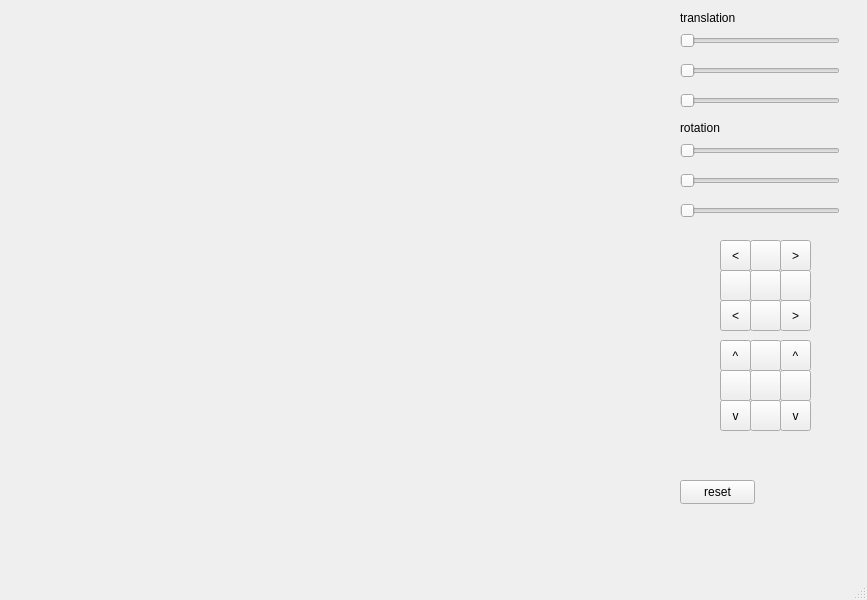
Before: the Qt Designer form mainwindow.ui in Kwidzynator/RubikCubeComputerGraphics, drawn with Qt 5.
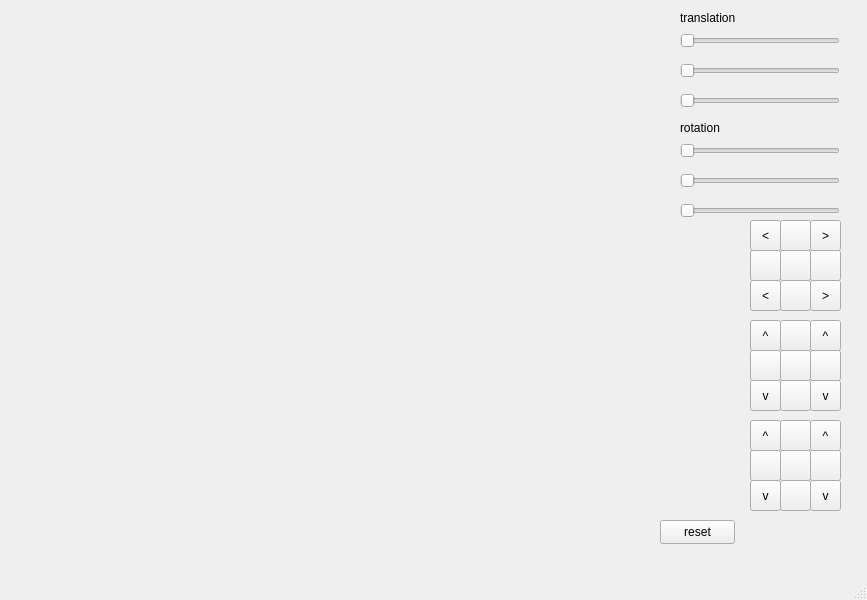
After: the same form once the commit is applied.

Diff of the .ui file:
```diff
--- a/mainwindow.ui
+++ b/mainwindow.ui
@@ -56,8 +56,8 @@
    <widget class="QPushButton" name="pushButton">
     <property name="geometry">
      <rect>
-      <x>680</x>
-      <y>480</y>
+      <x>660</x>
+      <y>520</y>
       <width>75</width>
       <height>24</height>
      </rect>
@@ -134,8 +134,8 @@
    <widget class="QToolButton" name="buttonTopRight">
     <property name="geometry">
      <rect>
-      <x>780</x>
-      <y>240</y>
+      <x>810</x>
+      <y>220</y>
       <width>31</width>
       <height>31</height>
      </rect>
@@ -147,8 +147,8 @@
    <widget class="QToolButton" name="buttonTopLeft">
     <property name="geometry">
      <rect>
-      <x>720</x>
-      <y>240</y>
+      <x>750</x>
+      <y>220</y>
       <width>31</width>
       <height>31</height>
      </rect>
@@ -160,8 +160,8 @@
    <widget class="QToolButton" name="toolButton_3">
     <property name="geometry">
      <rect>
-      <x>750</x>
-      <y>240</y>
+      <x>780</x>
+      <y>220</y>
       <width>31</width>
       <height>31</height>
      </rect>
@@ -173,8 +173,8 @@
    <widget class="QToolButton" name="toolButton_4">
     <property name="geometry">
      <rect>
-      <x>720</x>
-      <y>270</y>
+      <x>750</x>
+      <y>250</y>
       <width>31</width>
       <height>31</height>
      </rect>
@@ -186,8 +186,8 @@
    <widget class="QToolButton" name="toolButton_5">
     <property name="geometry">
      <rect>
-      <x>750</x>
-      <y>270</y>
+      <x>780</x>
+      <y>250</y>
       <width>31</width>
       <height>31</height>
      </rect>
@@ -199,8 +199,8 @@
    <widget class="QToolButton" name="toolButton_6">
     <property name="geometry">
      <rect>
-      <x>780</x>
-      <y>270</y>
+      <x>810</x>
+      <y>250</y>
       <width>31</width>
       <height>31</height>
      </rect>
@@ -212,8 +212,8 @@
    <widget class="QToolButton" name="buttonBottomLeft">
     <property name="geometry">
      <rect>
-      <x>720</x>
-      <y>300</y>
+      <x>750</x>
+      <y>280</y>
       <width>31</width>
       <height>31</height>
      </rect>
@@ -225,8 +225,8 @@
    <widget class="QToolButton" name="toolButton_8">
     <property name="geometry">
      <rect>
-      <x>750</x>
-      <y>300</y>
+      <x>780</x>
+      <y>280</y>
       <width>31</width>
       <height>31</height>
      </rect>
@@ -238,8 +238,8 @@
    <widget class="QToolButton" name="buttonBottomRight">
     <property name="geometry">
      <rect>
-      <x>780</x>
-      <y>300</y>
+      <x>810</x>
+      <y>280</y>
       <width>31</width>
       <height>31</height>
      </rect>
@@ -251,8 +251,8 @@
    <widget class="QToolButton" name="buttonLeftUp">
     <property name="geometry">
      <rect>
-      <x>720</x>
-      <y>340</y>
+      <x>750</x>
+      <y>320</y>
       <width>31</width>
       <height>31</height>
      </rect>
@@ -264,8 +264,8 @@
    <widget class="QToolButton" name="toolButton_11">
     <property name="geometry">
      <rect>
-      <x>750</x>
-      <y>340</y>
+      <x>780</x>
+      <y>320</y>
       <width>31</width>
       <height>31</height>
      </rect>
@@ -277,8 +277,8 @@
    <widget class="QToolButton" name="buttonRightUp">
     <property name="geometry">
      <rect>
-      <x>780</x>
-      <y>340</y>
+      <x>810</x>
+      <y>320</y>
       <width>31</width>
       <height>31</height>
      </rect>
@@ -290,8 +290,8 @@
    <widget class="QToolButton" name="toolButton_13">
     <property name="geometry">
      <rect>
-      <x>720</x>
-      <y>370</y>
+      <x>750</x>
+      <y>350</y>
       <width>31</width>
       <height>31</height>
      </rect>
@@ -303,8 +303,8 @@
    <widget class="QToolButton" name="toolButton_14">
     <property name="geometry">
      <rect>
-      <x>750</x>
-      <y>370</y>
+      <x>780</x>
+      <y>350</y>
       <width>31</width>
       <height>31</height>
      </rect>
@@ -316,8 +316,8 @@
    <widget class="QToolButton" name="toolButton_15">
     <property name="geometry">
      <rect>
-      <x>780</x>
-      <y>370</y>
+      <x>810</x>
+      <y>350</y>
       <width>31</width>
       <height>31</height>
      </rect>
@@ -329,8 +329,8 @@
    <widget class="QToolButton" name="buttonLeftDown">
     <property name="geometry">
      <rect>
-      <x>720</x>
-      <y>400</y>
+      <x>750</x>
+      <y>380</y>
       <width>31</width>
       <height>31</height>
      </rect>
@@ -342,8 +342,8 @@
    <widget class="QToolButton" name="toolButton_17">
     <property name="geometry">
      <rect>
-      <x>750</x>
-      <y>400</y>
+      <x>780</x>
+      <y>380</y>
       <width>31</width>
       <height>31</height>
      </rect>
@@ -355,8 +355,125 @@
    <widget class="QToolButton" name="buttonRightDown">
     <property name="geometry">
      <rect>
+      <x>810</x>
+      <y>380</y>
+      <width>31</width>
+      <height>31</height>
+     </rect>
+    </property>
+    <property name="text">
+     <string>v</string>
+    </property>
+   </widget>
+   <widget class="QToolButton" name="toolButton_16">
+    <property name="geometry">
+     <rect>
       <x>780</x>
-      <y>400</y>
+      <y>450</y>
+      <width>31</width>
+      <height>31</height>
+     </rect>
+    </property>
+    <property name="text">
+     <string/>
+    </property>
+   </widget>
+   <widget class="QToolButton" name="buttonRightDown_2">
+    <property name="geometry">
+     <rect>
+      <x>810</x>
+      <y>480</y>
+      <width>31</width>
+      <height>31</height>
+     </rect>
+    </property>
+    <property name="text">
+     <string>v</string>
+    </property>
+   </widget>
+   <widget class="QToolButton" name="buttonRightUp_2">
+    <property name="geometry">
+     <rect>
+      <x>810</x>
+      <y>420</y>
+      <width>31</width>
+      <height>31</height>
+     </rect>
+    </property>
+    <property name="text">
+     <string>^</string>
+    </property>
+   </widget>
+   <widget class="QToolButton" name="toolButton_18">
+    <property name="geometry">
+     <rect>
+      <x>780</x>
+      <y>480</y>
+      <width>31</width>
+      <height>31</height>
+     </rect>
+    </property>
+    <property name="text">
+     <string/>
+    </property>
+   </widget>
+   <widget class="QToolButton" name="toolButton_19">
+    <property name="geometry">
+     <rect>
+      <x>750</x>
+      <y>450</y>
+      <width>31</width>
+      <height>31</height>
+     </rect>
+    </property>
+    <property name="text">
+     <string/>
+    </property>
+   </widget>
+   <widget class="QToolButton" name="toolButton_20">
+    <property name="geometry">
+     <rect>
+      <x>810</x>
+      <y>450</y>
+      <width>31</width>
+      <height>31</height>
+     </rect>
+    </property>
+    <property name="text">
+     <string/>
+    </property>
+   </widget>
+   <widget class="QToolButton" name="buttonLeftUp_2">
+    <property name="geometry">
+     <rect>
+      <x>750</x>
+      <y>420</y>
+      <width>31</width>
+      <height>31</height>
+     </rect>
+    </property>
+    <property name="text">
+     <string>^</string>
+    </property>
+   </widget>
+   <widget class="QToolButton" name="toolButton_12">
+    <property name="geometry">
+     <rect>
+      <x>780</x>
+      <y>420</y>
+      <width>31</width>
+      <height>31</height>
+     </rect>
+    </property>
+    <property name="text">
+     <string/>
+    </property>
+   </widget>
+   <widget class="QToolButton" name="buttonLeftDown_2">
+    <property name="geometry">
+     <rect>
+      <x>750</x>
+      <y>480</y>
       <width>31</width>
       <height>31</height>
      </rect>
```
